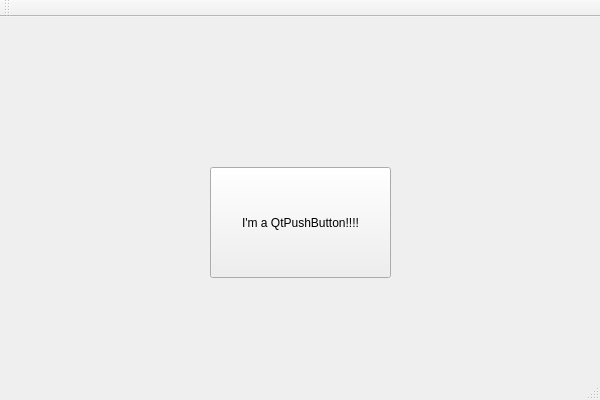
Nomen-Naught/DronePark1, file DronePark1/DronePark1/dronepark1.ui: the form before one commit.
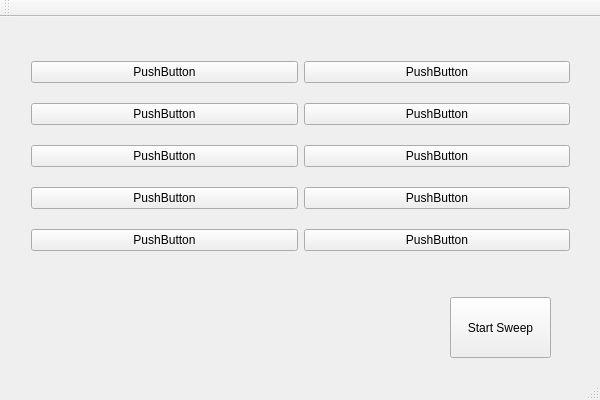
The form after the commit.

Commit message:
Finished Stubs, Started on "Start Program" use case
Next: Hooking up Observer pattern, playing with just using Qt
signals/slots

```diff
--- a/DronePark1/DronePark1/dronepark1.ui
+++ b/DronePark1/DronePark1/dronepark1.ui
@@ -14,17 +14,107 @@
    <string>DronePark1</string>
   </property>
   <widget class="QWidget" name="centralWidget">
-   <widget class="QPushButton" name="pushButton">
+   <widget class="QWidget" name="horizontalLayoutWidget">
     <property name="geometry">
      <rect>
-      <x>210</x>
-      <y>150</y>
-      <width>181</width>
-      <height>111</height>
+      <x>20</x>
+      <y>19</y>
+      <width>561</width>
+      <height>241</height>
+     </rect>
+    </property>
+    <layout class="QHBoxLayout" name="horizontalLayout">
+     <item>
+      <layout class="QVBoxLayout" name="verticalLayout_2">
+       <item>
+        <widget class="QPushButton" name="pushButton">
+         <property name="text">
+          <string>PushButton</string>
+         </property>
+        </widget>
+       </item>
+       <item>
+        <widget class="QPushButton" name="pushButton_3">
+         <property name="text">
+          <string>PushButton</string>
+         </property>
+        </widget>
+       </item>
+       <item>
+        <widget class="QPushButton" name="pushButton_4">
+         <property name="text">
+          <string>PushButton</string>
+         </property>
+        </widget>
+       </item>
+       <item>
+        <widget class="QPushButton" name="pushButton_2">
+         <property name="text">
+          <string>PushButton</string>
+         </property>
+        </widget>
+       </item>
+       <item>
+        <widget class="QPushButton" name="pushButton_5">
+         <property name="text">
+          <string>PushButton</string>
+         </property>
+        </widget>
+       </item>
+      </layout>
+     </item>
+     <item>
+      <layout class="QVBoxLayout" name="verticalLayout">
+       <item>
+        <widget class="QPushButton" name="pushButton_7">
+         <property name="text">
+          <string>PushButton</string>
+         </property>
+        </widget>
+       </item>
+       <item>
+        <widget class="QPushButton" name="pushButton_9">
+         <property name="text">
+          <string>PushButton</string>
+         </property>
+        </widget>
+       </item>
+       <item>
+        <widget class="QPushButton" name="pushButton_8">
+         <property name="text">
+          <string>PushButton</string>
+         </property>
+        </widget>
+       </item>
+       <item>
+        <widget class="QPushButton" name="pushButton_6">
+         <property name="text">
+          <string>PushButton</string>
+         </property>
+        </widget>
+       </item>
+       <item>
+        <widget class="QPushButton" name="pushButton_10">
+         <property name="text">
+          <string>PushButton</string>
+         </property>
+        </widget>
+       </item>
+      </layout>
+     </item>
+    </layout>
+   </widget>
+   <widget class="QPushButton" name="startSweepButton">
+    <property name="geometry">
+     <rect>
+      <x>450</x>
+      <y>280</y>
+      <width>101</width>
+      <height>61</height>
      </rect>
     </property>
     <property name="text">
-     <string>I'm a QtPushButton!!!!</string>
+     <string>Start Sweep</string>
     </property>
    </widget>
   </widget>
```
The commit also changes 15 other files.
